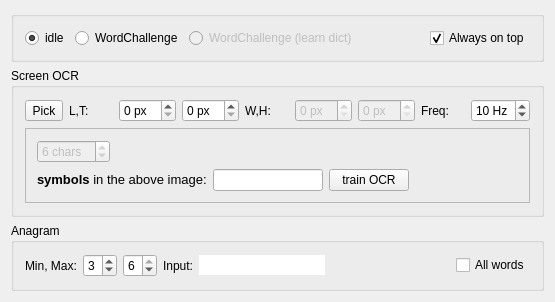
The window that AppWidget.ui (enricoros/k-web-automation-autogram) describes before a commit, drawn with Qt 5.
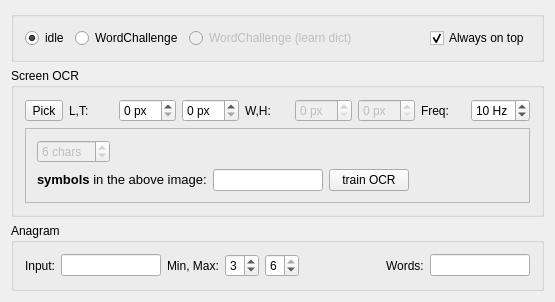
The same window after the commit.

What changed in the file:
```diff
--- a/AppWidget.ui
+++ b/AppWidget.ui
@@ -294,14 +294,14 @@
       <property name="verticalSpacing">
        <number>0</number>
       </property>
-      <item row="1" column="0">
+      <item row="1" column="2">
        <widget class="QLabel" name="xOffsetLabel_2">
         <property name="text">
          <string>Min, Max:</string>
         </property>
        </widget>
       </item>
-      <item row="1" column="1">
+      <item row="1" column="3">
        <widget class="QSpinBox" name="minLetters">
         <property name="minimum">
          <number>1</number>
@@ -314,7 +314,7 @@
         </property>
        </widget>
       </item>
-      <item row="1" column="2">
+      <item row="1" column="4">
        <widget class="QSpinBox" name="maxLetters">
         <property name="minimum">
          <number>1</number>
@@ -327,43 +327,59 @@
         </property>
        </widget>
       </item>
-      <item row="1" column="5">
+      <item row="1" column="7">
        <spacer name="horizontalSpacer_4">
         <property name="orientation">
          <enum>Qt::Horizontal</enum>
         </property>
         <property name="sizeHint" stdset="0">
          <size>
-          <width>40</width>
+          <width>20</width>
           <height>20</height>
          </size>
         </property>
        </spacer>
       </item>
-      <item row="1" column="6">
-       <widget class="QCheckBox" name="allWords">
-        <property name="text">
-         <string>All words</string>
-        </property>
-       </widget>
-      </item>
-      <item row="1" column="4">
-       <widget class="QLineEdit" name="currentLetters">
-        <property name="frame">
-         <bool>false</bool>
-        </property>
-        <property name="readOnly">
-         <bool>true</bool>
-        </property>
-       </widget>
-      </item>
-      <item row="1" column="3">
+      <item row="1" column="0">
        <widget class="QLabel" name="xOffsetLabel_3">
         <property name="text">
          <string>Input:</string>
         </property>
        </widget>
       </item>
+      <item row="1" column="8">
+       <widget class="QLabel" name="label">
+        <property name="text">
+         <string>Words:</string>
+        </property>
+       </widget>
+      </item>
+      <item row="1" column="1">
+       <widget class="QLineEdit" name="currentLetters">
+        <property name="maximumSize">
+         <size>
+          <width>100</width>
+          <height>16777215</height>
+         </size>
+        </property>
+        <property name="readOnly">
+         <bool>true</bool>
+        </property>
+       </widget>
+      </item>
+      <item row="1" column="9">
+       <widget class="QLineEdit" name="anagramWords">
+        <property name="maximumSize">
+         <size>
+          <width>100</width>
+          <height>16777215</height>
+         </size>
+        </property>
+        <property name="readOnly">
+         <bool>true</bool>
+        </property>
+       </widget>
+      </item>
      </layout>
     </widget>
    </item>
```
